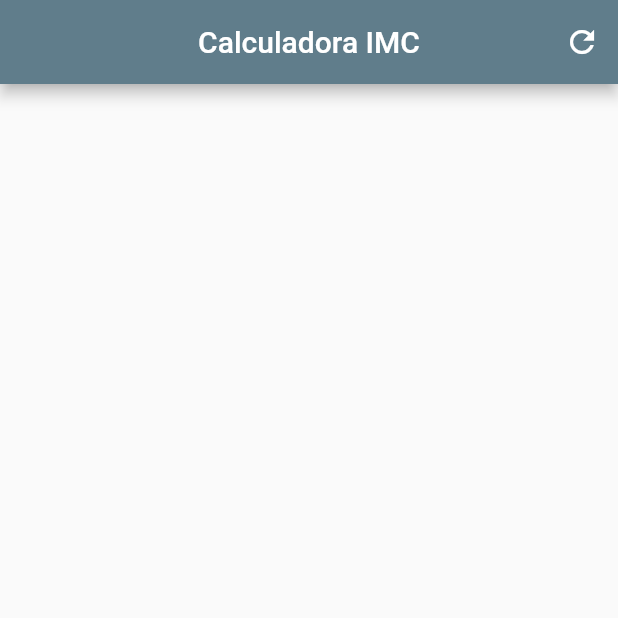
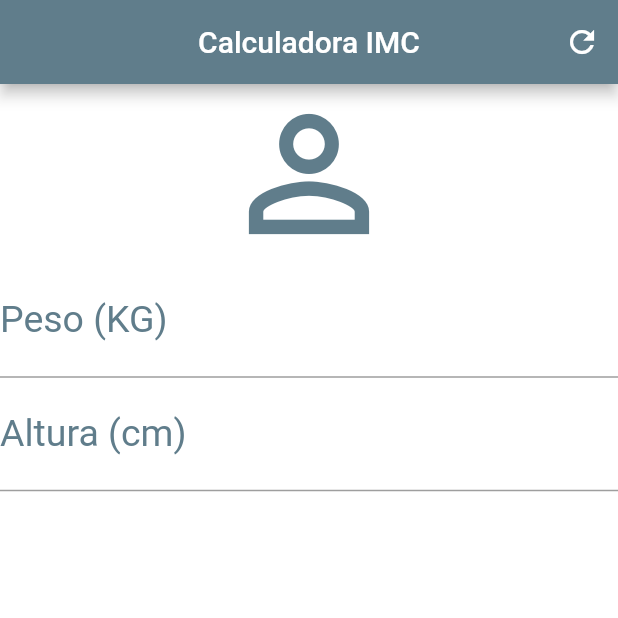
Before and after one commit to betocoutinho/calculadora_imc, a Flutter app: the screen it shows after launch, on a phone screen of 412 x 824 dp, the top half of it. Run offline on Flutter 3.47's test engine with Material 2 defaults, Android fonts, the phone set to English and light mode, and no system bars.

Commit message:
criação dos input de texto e estilização.

```diff
--- a/lib/main.dart
+++ b/lib/main.dart
@@ -1,3 +1,4 @@
+import 'package:flutter/cupertino.dart';
 import 'package:flutter/material.dart';
 void main(){
   runApp(MaterialApp(title: "Calculadora IMC",
@@ -23,6 +24,31 @@ class _HomeState extends State<Home> {
           IconButton(onPressed: (){}, icon: Icon(Icons.refresh))
         ],
       ),
+      backgroundColor: Colors.white,
+      body: Column(
+        crossAxisAlignment: CrossAxisAlignment.stretch,
+        children: const [
+          Icon(Icons.person_outline, size: 120.0, color: Colors.blueGrey),
+          TextField(
+            keyboardType: TextInputType.number,
+            decoration: InputDecoration(
+              labelText: "Peso (KG)",
+              labelStyle: TextStyle(color: Colors.blueGrey)
+            ),
+            textAlign: TextAlign.center,
+            style: TextStyle(color: Colors.blueGrey, fontSize: 25.0),
+          ),
+          TextField(
+            keyboardType: TextInputType.number,
+            decoration: InputDecoration(
+                labelText: "Altura (cm)",
+                labelStyle: TextStyle(color: Colors.blueGrey)
+            ),
+            textAlign: TextAlign.center,
+            style: TextStyle(color: Colors.blueGrey, fontSize: 25.0),
+          )
+        ],
+      ),
     );
   }
 }
```
